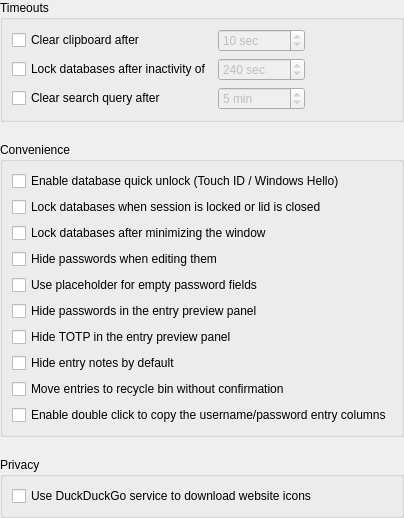
Above: src/gui/ApplicationSettingsWidgetSecurity.ui from keepassxreboot/keepassxc before the change. Below: the same form after it.
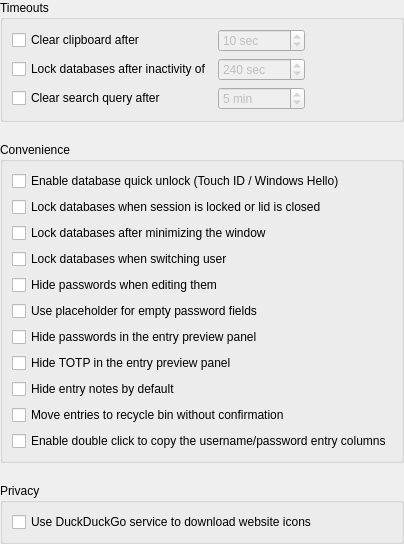
That is the form after the change.

Commit message: Add option to disable database lock when switching user on macOS (#9707)

The edit to the form file:
```diff
--- a/src/gui/ApplicationSettingsWidgetSecurity.ui
+++ b/src/gui/ApplicationSettingsWidgetSecurity.ui
@@ -186,6 +186,13 @@
         </property>
        </widget>
       </item>
+      <item>
+       <widget class="QCheckBox" name="lockDatabasesOnUserSwitchCheckBox">
+        <property name="text">
+         <string>Lock databases when switching user</string>
+        </property>
+       </widget>
+      </item>
       <item>
        <widget class="QCheckBox" name="passwordsHiddenCheckBox">
         <property name="text">
```
Left out of the diff: 1 changed line with no effect on the pictures. The commit also changes 10 other files.
